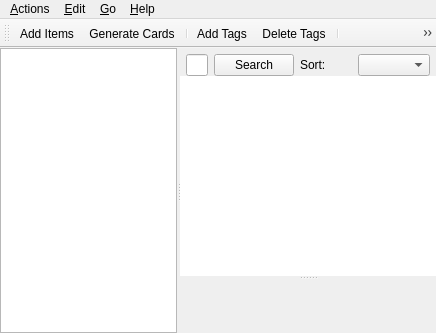
The window that designer/browser.ui (ankitects/anki) describes before a commit, drawn with Qt 5.
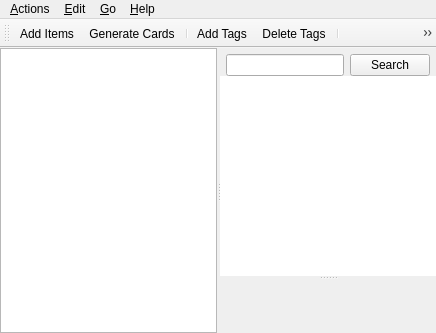
The same window after the commit. Icons and pictures are not drawn.

The edit to the form file:
```diff
--- a/designer/browser.ui
+++ b/designer/browser.ui
@@ -88,39 +88,6 @@
             </property>
            </widget>
           </item>
-          <item row="0" column="2">
-           <widget class="QLabel" name="label_3">
-            <property name="text">
-             <string>Sort:</string>
-            </property>
-           </widget>
-          </item>
-          <item row="0" column="3">
-           <widget class="QPushButton" name="sortOrder">
-            <property name="maximumSize">
-             <size>
-              <width>20</width>
-              <height>20</height>
-             </size>
-            </property>
-            <property name="focusPolicy">
-             <enum>Qt::NoFocus</enum>
-            </property>
-            <property name="text">
-             <string/>
-            </property>
-            <property name="icon">
-             <iconset resource="icons.qrc">
-              <normaloff>:/icons/view-sort-ascending.png</normaloff>:/icons/view-sort-ascending.png</iconset>
-            </property>
-            <property name="flat">
-             <bool>true</bool>
-            </property>
-           </widget>
-          </item>
-          <item row="0" column="4">
-           <widget class="QComboBox" name="sortBox"/>
-          </item>
          </layout>
         </item>
         <item>
@@ -159,15 +126,21 @@
            <property name="selectionBehavior">
             <enum>QAbstractItemView::SelectRows</enum>
            </property>
+           <attribute name="horizontalHeaderHighlightSections">
+            <bool>false</bool>
+           </attribute>
+           <attribute name="horizontalHeaderMinimumSectionSize">
+            <number>20</number>
+           </attribute>
+           <attribute name="horizontalHeaderShowSortIndicator" stdset="0">
+            <bool>true</bool>
+           </attribute>
           </widget>
           <widget class="QWidget" name="lowerWidget">
            <layout class="QHBoxLayout" name="horizontalLayout2">
             <property name="spacing">
              <number>0</number>
             </property>
-            <property name="margin">
-             <number>0</number>
-            </property>
             <item>
              <widget class="QWidget" name="fieldsArea" native="true">
               <property name="sizePolicy">
```
